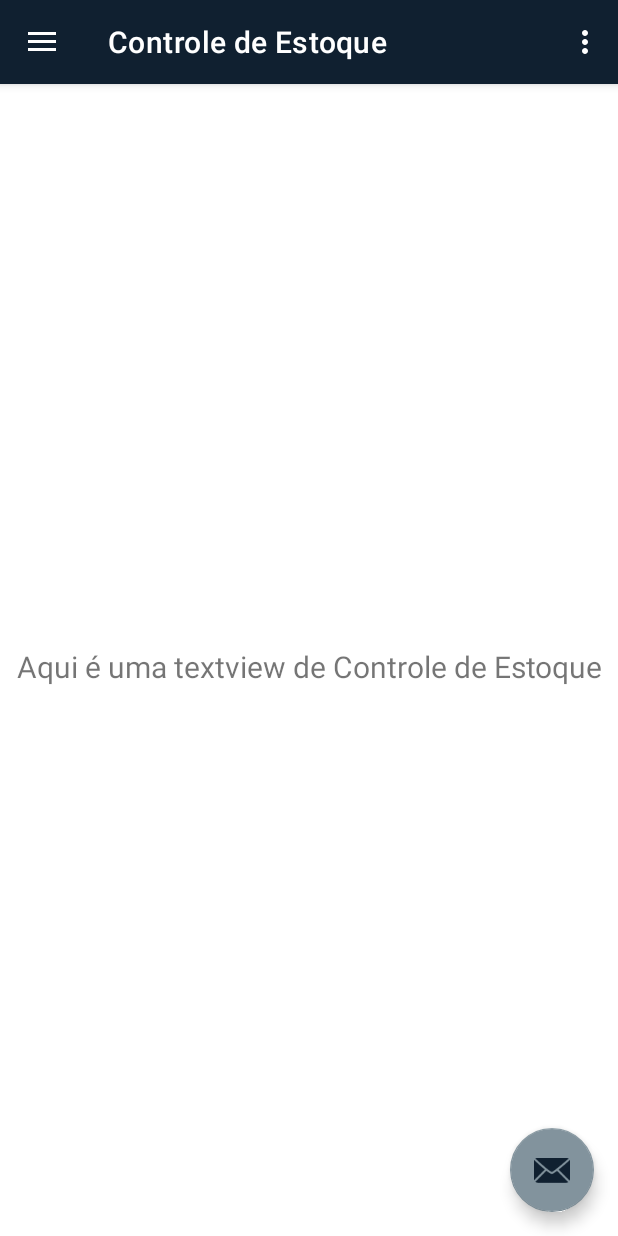
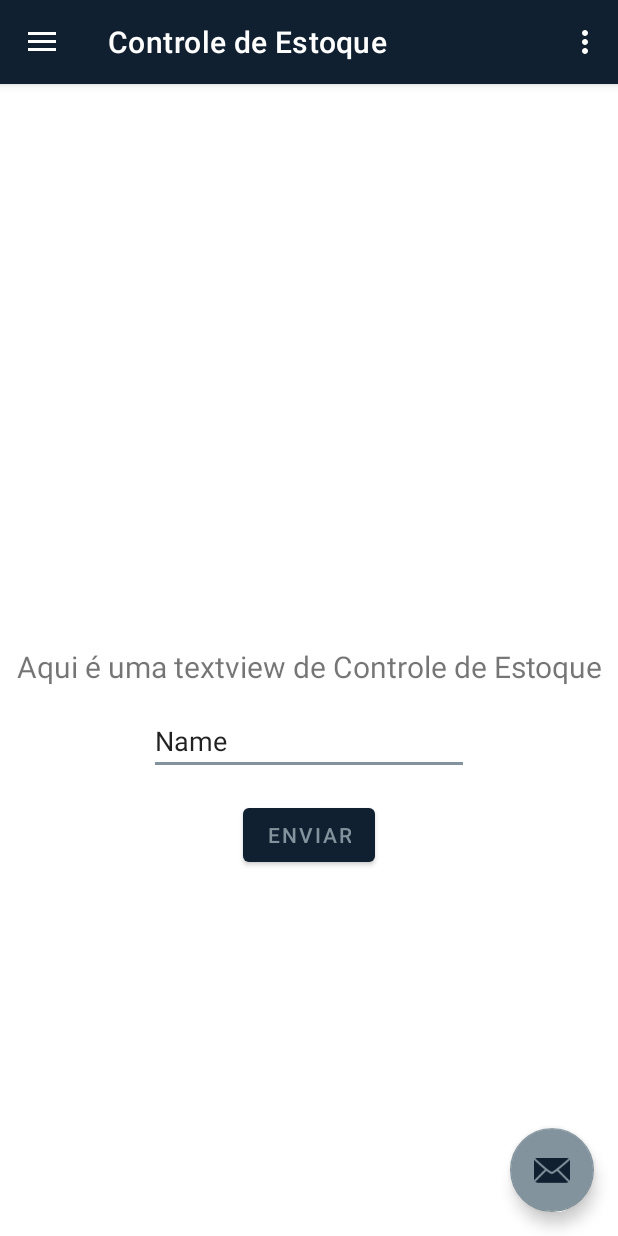
Before and after one commit to ShyBlueMoon/Sewil, an Android app: the screen it shows after launch (MainActivity), in the side drawer, after a tap on "Controle de Estoque", on a phone screen of 412 x 824 dp. Run offline under Robolectric (Android 15) with nearby library versions, the phone set to English and light mode, and no system bars; our stand-ins replace navigation-ui; Roboto replaces fonts that are not available here.

Commit message:
Adicionei activity de teste para teste de captura de dados entre Fragments e Activities

```diff
--- a/app/build.gradle.kts
+++ b/app/build.gradle.kts
@@ -51,6 +51,8 @@ dependencies {
     implementation("androidx.navigation:navigation-ui-ktx:2.7.7")
     implementation("androidx.annotation:annotation:1.7.1")
     implementation("androidx.legacy:legacy-support-v4:1.0.0")
+    implementation("androidx.activity:activity:1.8.0")
+    implementation("com.google.ar.sceneform:filament-android:1.17.1")
     testImplementation("junit:junit:4.13.2")
     androidTestImplementation("androidx.test.ext:junit:1.1.5")
     androidTestImplementation("androidx.test.espresso:espresso-core:3.5.1")
--- a/app/src/main/java/com/luanasilva/sewil/ui/controleestoque/ControleEstoqueFragment.kt
+++ b/app/src/main/java/com/luanasilva/sewil/ui/controleestoque/ControleEstoqueFragment.kt
@@ -1,15 +1,26 @@
 package com.luanasilva.sewil.ui.controleestoque
 
+import android.content.Intent
 import android.os.Bundle
 import android.view.LayoutInflater
 import android.view.View
 import android.view.ViewGroup
+import android.widget.Button
+import android.widget.EditText
 import androidx.fragment.app.Fragment
+import com.luanasilva.sewil.R
+import com.luanasilva.sewil.TesteActivity
 import com.luanasilva.sewil.databinding.FragmentControleEstoqueBinding
 
 class ControleEstoqueFragment : Fragment() {
+    companion object {
+        const val TAG:String = "Esse é um tag para o puExtra"
+    }
 
     private lateinit var binding: FragmentControleEstoqueBinding
+    private lateinit var btnEnviar: Button
+    private lateinit var editNome: EditText
+
 
     override fun onCreateView(
         inflater: LayoutInflater,
@@ -17,7 +28,20 @@ class ControleEstoqueFragment : Fragment() {
         savedInstanceState: Bundle?
     ): View {
         binding = FragmentControleEstoqueBinding.inflate(inflater, container, false)
-        return binding.root
+        val view = binding.root
+
+        btnEnviar = view.findViewById(R.id.btnEnviar)
+        editNome = view.findViewById(R.id.editNome)
+
+        btnEnviar.setOnClickListener {
+            val intent = Intent(activity, TesteActivity ::class.java)
+            val nome = editNome.text.toString()
+
+            if(nome.isNotEmpty()) {
+                intent.putExtra(TAG,nome)
+                startActivity(intent)
+            }
+        }
+        return view
     }
-
-}
+ }
--- a/app/src/main/res/layout/fragment_controle_estoque.xml
+++ b/app/src/main/res/layout/fragment_controle_estoque.xml
@@ -21,4 +21,28 @@
         app:layout_constraintStart_toStartOf="parent"
         app:layout_constraintTop_toTopOf="parent" />
 
+    <Button
+        android:id="@+id/btnEnviar"
+        android:layout_width="wrap_content"
+        android:layout_height="wrap_content"
+        android:layout_marginTop="16dp"
+        android:text="ENVIAR"
+        app:layout_constraintEnd_toEndOf="parent"
+        app:layout_constraintHorizontal_bias="0.5"
+        app:layout_constraintStart_toStartOf="parent"
+        app:layout_constraintTop_toBottomOf="@+id/editNome" />
+
+    <EditText
+        android:id="@+id/editNome"
+        android:layout_width="wrap_content"
+        android:layout_height="wrap_content"
+        android:layout_marginTop="13dp"
+        android:ems="10"
+        android:inputType="text"
+        android:text="Name"
+        app:layout_constraintEnd_toEndOf="parent"
+        app:layout_constraintHorizontal_bias="0.5"
+        app:layout_constraintStart_toStartOf="parent"
+        app:layout_constraintTop_toBottomOf="@+id/text_controle_estoque" />
+
 </androidx.constraintlayout.widget.ConstraintLayout>
--- a/build.gradle.kts
+++ b/build.gradle.kts
@@ -1,5 +1,5 @@
 // Top-level build file where you can add configuration options common to all sub-projects/modules.
 plugins {
-    id("com.android.application") version "8.2.2" apply false
+    id("com.android.application") version "8.3.1" apply false
     id("org.jetbrains.kotlin.android") version "1.9.22" apply false
 }
```
Also changed, not shown: app/src/main/AndroidManifest.xml (+5 -2 lines), app/src/main/java/com/luanasilva/sewil/MainActivity.kt (+7 -0 lines), app/src/main/java/com/luanasilva/sewil/TesteActivity.kt (added, +33 -0 lines), app/src/main/java/com/luanasilva/sewil/ui/agendamentoatividades/AgendamentoAtividadesFragment.kt (+11 -0 lines), app/src/main/res/layout/activity_teste.xml (added, +22 -0 lines), gradle/wrapper/gradle-wrapper.properties.
